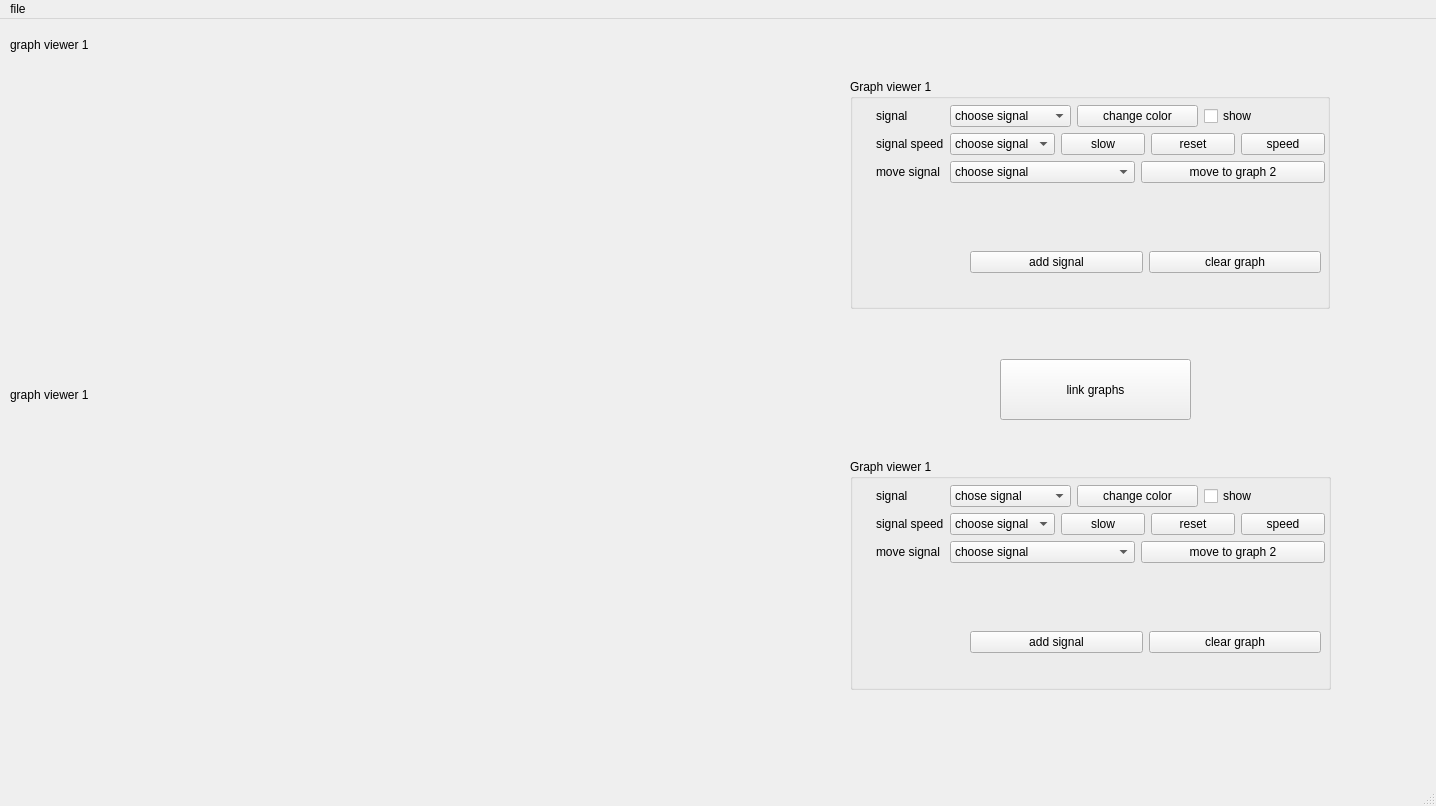
This is mainwindow.ui in SaraElsaggan/Multi_Channel_Signal_Viewer as Qt 5 draws it before an edit. The edited form follows.
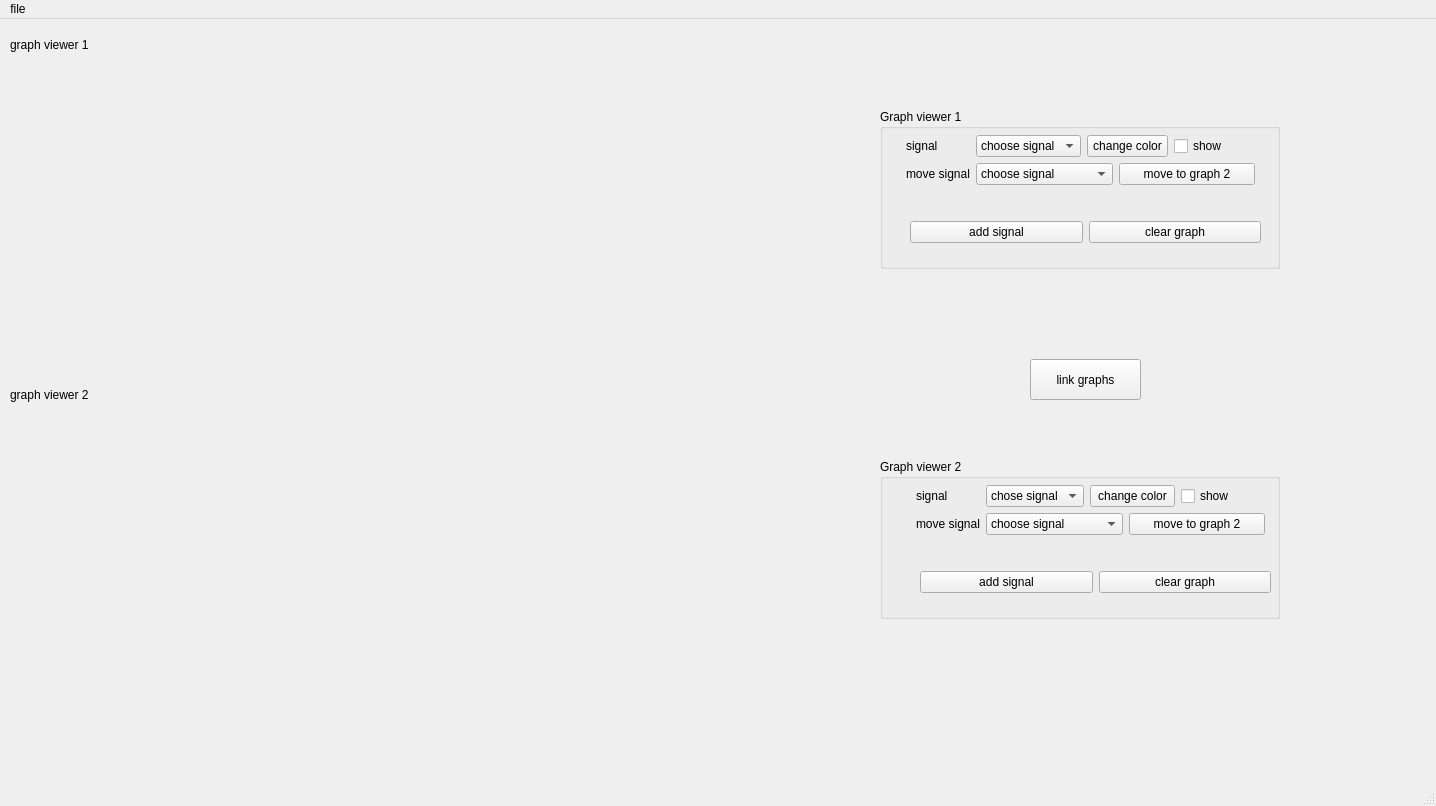
This is the edited form. Icons and pictures are not drawn.

The edit to the form file:
```diff
--- a/mainwindow.ui
+++ b/mainwindow.ui
@@ -33,10 +33,10 @@
    <widget class="QGroupBox" name="grp_bx_ctrls_viewer_1">
     <property name="geometry">
      <rect>
-      <x>850</x>
-      <y>60</y>
-      <width>480</width>
-      <height>230</height>
+      <x>880</x>
+      <y>90</y>
+      <width>400</width>
+      <height>160</height>
      </rect>
     </property>
     <property name="title">
@@ -45,8 +45,8 @@
     <widget class="QWidget" name="layoutWidget">
      <property name="geometry">
       <rect>
-       <x>120</x>
-       <y>170</y>
+       <x>30</x>
+       <y>110</y>
        <width>351</width>
        <height>26</height>
       </rect>
@@ -73,8 +73,8 @@
       <rect>
        <x>20</x>
        <y>20</y>
-       <width>461</width>
-       <height>141</height>
+       <width>361</width>
+       <height>81</height>
       </rect>
      </property>
      <layout class="QFormLayout" name="form_ctrls_viewer_1">
@@ -128,54 +128,13 @@
        </layout>
       </item>
       <item row="1" column="0">
-       <widget class="QLabel" name="lbl_sig_speed_viewer_1">
-        <property name="text">
-         <string>signal speed</string>
-        </property>
-       </widget>
-      </item>
-      <item row="1" column="1">
-       <layout class="QHBoxLayout" name="horz_btns_speed_viewer_1">
-        <item>
-         <widget class="QComboBox" name="comb_sig_speed_viewer_1">
-          <item>
-           <property name="text">
-            <string>choose signal</string>
-           </property>
-          </item>
-         </widget>
-        </item>
-        <item>
-         <widget class="QPushButton" name="btn_slow_grpbox_viewer_1">
-          <property name="text">
-           <string>slow</string>
-          </property>
-         </widget>
-        </item>
-        <item>
-         <widget class="QPushButton" name="btn_reset_speed_grpbox_viewer_1">
-          <property name="text">
-           <string>reset</string>
-          </property>
-         </widget>
-        </item>
-        <item>
-         <widget class="QPushButton" name="btn_fast_grpbox_viewer_1">
-          <property name="text">
-           <string>speed</string>
-          </property>
-         </widget>
-        </item>
-       </layout>
-      </item>
-      <item row="2" column="0">
        <widget class="QLabel" name="lbl_move_viewer_1">
         <property name="text">
          <string>move signal</string>
         </property>
        </widget>
       </item>
-      <item row="2" column="1">
+      <item row="1" column="1">
        <layout class="QHBoxLayout" name="horizontalLayout_2">
         <item>
          <widget class="QComboBox" name="comb_move_viewer_1">
@@ -201,10 +160,10 @@
    <widget class="QPushButton" name="btn_link_graphs">
     <property name="geometry">
      <rect>
-      <x>1000</x>
+      <x>1030</x>
       <y>340</y>
-      <width>191</width>
-      <height>61</height>
+      <width>111</width>
+      <height>41</height>
      </rect>
     </property>
     <property name="text">
@@ -429,7 +388,7 @@
      </rect>
     </property>
     <property name="text">
-     <string>graph viewer 1</string>
+     <string>graph viewer 2</string>
     </property>
    </widget>
    <widget class="QWidget" name="widget_2" native="true">
@@ -445,20 +404,20 @@
    <widget class="QGroupBox" name="grp_bx_ctrls_viewer_2">
     <property name="geometry">
      <rect>
-      <x>850</x>
+      <x>880</x>
       <y>440</y>
-      <width>481</width>
-      <height>231</height>
+      <width>400</width>
+      <height>160</height>
      </rect>
     </property>
     <property name="title">
-     <string>Graph viewer 1</string>
+     <string>Graph viewer 2</string>
     </property>
     <widget class="QWidget" name="layoutWidget_2">
      <property name="geometry">
       <rect>
-       <x>120</x>
-       <y>170</y>
+       <x>40</x>
+       <y>110</y>
        <width>351</width>
        <height>26</height>
       </rect>
@@ -483,10 +442,10 @@
     <widget class="QWidget" name="formLayoutWidget_6">
      <property name="geometry">
       <rect>
-       <x>20</x>
+       <x>30</x>
        <y>20</y>
-       <width>461</width>
-       <height>141</height>
+       <width>361</width>
+       <height>81</height>
       </rect>
      </property>
      <layout class="QFormLayout" name="form_ctrls_viewer_2">
@@ -540,54 +499,13 @@
        </layout>
       </item>
       <item row="1" column="0">
-       <widget class="QLabel" name="lbl_sig_speed_viewer_2">
-        <property name="text">
-         <string>signal speed</string>
-        </property>
-       </widget>
-      </item>
-      <item row="1" column="1">
-       <layout class="QHBoxLayout" name="horz_btns_speed_viewer_2">
-        <item>
-         <widget class="QComboBox" name="comb_sig_speed_viewer_2">
-          <item>
-           <property name="text">
-            <string>choose signal</string>
-           </property>
-          </item>
-         </widget>
-        </item>
-        <item>
-         <widget class="QPushButton" name="btn_slow_grpbox_viewer_2">
-          <property name="text">
-           <string>slow</string>
-          </property>
-         </widget>
-        </item>
-        <item>
-         <widget class="QPushButton" name="btn_reset_speed_grpbox_viewer_2">
-          <property name="text">
-           <string>reset</string>
-          </property>
-         </widget>
-        </item>
-        <item>
-         <widget class="QPushButton" name="btn_fast_grpbox_viewer_2">
-          <property name="text">
-           <string>speed</string>
-          </property>
-         </widget>
-        </item>
-       </layout>
-      </item>
-      <item row="2" column="0">
        <widget class="QLabel" name="lbl_move_viewer_2">
         <property name="text">
          <string>move signal</string>
         </property>
        </widget>
       </item>
-      <item row="2" column="1">
+      <item row="1" column="1">
        <layout class="QHBoxLayout" name="horizontalLayout_4">
         <item>
          <widget class="QComboBox" name="comb_move_viewer_2">
```
